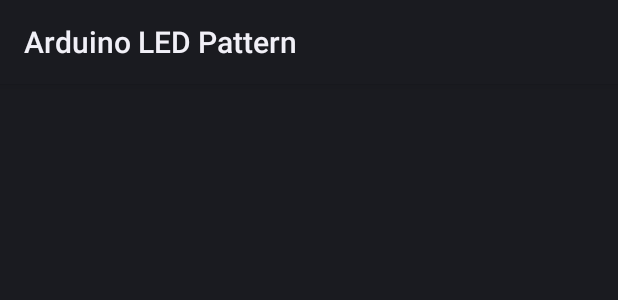
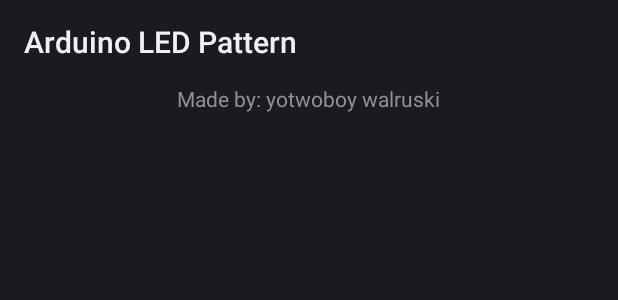
Before and after one commit to yo2boy/ArduinoLEDPattern, an Android app: the layout about_activity.xml on its own in the app's theme, with its tools: preview values and no code run, on a phone screen of 412 x 824 dp. Shown: the top 300 px of the screen. Run offline under Robolectric (Android 15) with nearby library versions, the phone set to English and light mode, and no system bars.

Commit message:
layout additions

```diff
--- a/app/src/main/res/layout/about_activity.xml
+++ b/app/src/main/res/layout/about_activity.xml
@@ -3,4 +3,10 @@
     android:orientation="vertical" android:layout_width="match_parent"
     android:layout_height="match_parent">
 
+    <TextView
+        android:layout_width="wrap_content"
+        android:layout_height="wrap_content"
+        android:text="@string/about"
+        android:id="@+id/textView"
+        android:layout_gravity="center_horizontal" />
 </LinearLayout>
--- a/app/src/main/res/values/strings.xml
+++ b/app/src/main/res/values/strings.xml
@@ -26,5 +26,6 @@
     <string name="toggle_turn_on">Turn OFF</string>
     <string name="toggle_turn_off">Turn ON</string>
     <string name="bDisplay">Display</string>
+    <string name="about">Made by: yotwoboy walruski</string>
 
 </resources>
```
Also changed, not shown: 1 other file.
